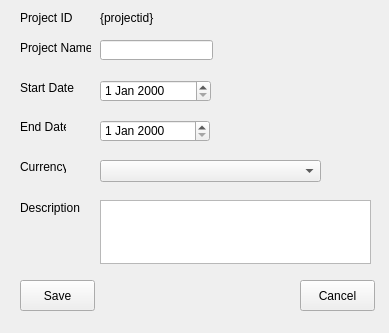
Before: the Qt Designer form open-ihm/gui/designs/ui_editproject_details.ui in snim2mirror/openihm, drawn with Qt 5.
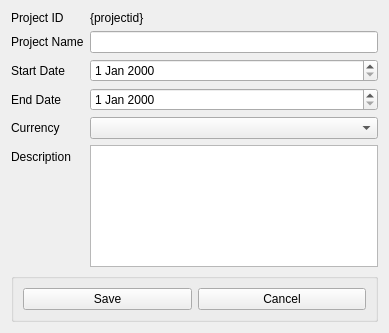
After: the same form once the commit is applied.

Commit message: Added layout manager to most dialogs. One report and all tabbed dialogs still to go.

The edit to the form file:
```diff
--- a/open-ihm/gui/designs/ui_editproject_details.ui
+++ b/open-ihm/gui/designs/ui_editproject_details.ui
@@ -19,173 +19,95 @@
   <property name="windowTitle">
    <string>Edit Project Details</string>
   </property>
-  <widget class="QPushButton" name="cmdSave">
-   <property name="geometry">
-    <rect>
-     <x>20</x>
-     <y>280</y>
-     <width>75</width>
-     <height>31</height>
-    </rect>
-   </property>
-   <property name="text">
-    <string>Save</string>
-   </property>
-  </widget>
-  <widget class="QPushButton" name="cmdCancel">
-   <property name="geometry">
-    <rect>
-     <x>300</x>
-     <y>280</y>
-     <width>75</width>
-     <height>31</height>
-    </rect>
-   </property>
-   <property name="text">
-    <string>Cancel</string>
-   </property>
-  </widget>
-  <widget class="QLabel" name="label">
-   <property name="geometry">
-    <rect>
-     <x>20</x>
-     <y>10</y>
-     <width>71</width>
-     <height>16</height>
-    </rect>
-   </property>
-   <property name="text">
-    <string>Project ID</string>
-   </property>
-  </widget>
-  <widget class="QLineEdit" name="txtProjectName">
-   <property name="geometry">
-    <rect>
-     <x>100</x>
-     <y>40</y>
-     <width>113</width>
-     <height>20</height>
-    </rect>
-   </property>
-  </widget>
-  <widget class="QLabel" name="label_2">
-   <property name="geometry">
-    <rect>
-     <x>20</x>
-     <y>40</y>
-     <width>71</width>
-     <height>16</height>
-    </rect>
-   </property>
-   <property name="text">
-    <string>Project Name</string>
-   </property>
-  </widget>
-  <widget class="QLabel" name="label_3">
-   <property name="geometry">
-    <rect>
-     <x>20</x>
-     <y>80</y>
-     <width>61</width>
-     <height>16</height>
-    </rect>
-   </property>
-   <property name="text">
-    <string>Start Date</string>
-   </property>
-  </widget>
-  <widget class="QDateEdit" name="dtpStartDate">
-   <property name="geometry">
-    <rect>
-     <x>100</x>
-     <y>80</y>
-     <width>111</width>
-     <height>22</height>
-    </rect>
-   </property>
-  </widget>
-  <widget class="QLabel" name="label_4">
-   <property name="geometry">
-    <rect>
-     <x>20</x>
-     <y>120</y>
-     <width>46</width>
-     <height>13</height>
-    </rect>
-   </property>
-   <property name="text">
-    <string>End Date</string>
-   </property>
-  </widget>
-  <widget class="QDateEdit" name="dtpEndDate">
-   <property name="geometry">
-    <rect>
-     <x>100</x>
-     <y>120</y>
-     <width>110</width>
-     <height>22</height>
-    </rect>
-   </property>
-  </widget>
-  <widget class="QLabel" name="label_5">
-   <property name="geometry">
-    <rect>
-     <x>20</x>
-     <y>200</y>
-     <width>61</width>
-     <height>16</height>
-    </rect>
-   </property>
-   <property name="text">
-    <string>Description</string>
-   </property>
-  </widget>
-  <widget class="QTextEdit" name="txtDescription">
-   <property name="geometry">
-    <rect>
-     <x>100</x>
-     <y>200</y>
-     <width>271</width>
-     <height>64</height>
-    </rect>
-   </property>
-  </widget>
-  <widget class="QLabel" name="lblProjectID">
-   <property name="geometry">
-    <rect>
-     <x>100</x>
-     <y>10</y>
-     <width>61</width>
-     <height>16</height>
-    </rect>
-   </property>
-   <property name="text">
-    <string>{projectid}</string>
-   </property>
-  </widget>
-  <widget class="QLabel" name="label_6">
-   <property name="geometry">
-    <rect>
-     <x>20</x>
-     <y>160</y>
-     <width>46</width>
-     <height>13</height>
-    </rect>
-   </property>
-   <property name="text">
-    <string>Currency</string>
-   </property>
-  </widget>
-  <widget class="QComboBox" name="cmbCurrency">
-   <property name="geometry">
-    <rect>
-     <x>100</x>
-     <y>160</y>
-     <width>221</width>
-     <height>22</height>
-    </rect>
-   </property>
-  </widget>
+  <layout class="QFormLayout" name="formLayout">
+   <item row="0" column="0">
+    <widget class="QLabel" name="label">
+     <property name="text">
+      <string>Project ID</string>
+     </property>
+    </widget>
+   </item>
+   <item row="0" column="1">
+    <widget class="QLabel" name="lblProjectID">
+     <property name="text">
+      <string>{projectid}</string>
+     </property>
+    </widget>
+   </item>
+   <item row="1" column="0">
+    <widget class="QLabel" name="label_2">
+     <property name="text">
+      <string>Project Name</string>
+     </property>
+    </widget>
+   </item>
+   <item row="1" column="1">
+    <widget class="QLineEdit" name="txtProjectName"/>
+   </item>
+   <item row="2" column="0">
+    <widget class="QLabel" name="label_3">
+     <property name="text">
+      <string>Start Date</string>
+     </property>
+    </widget>
+   </item>
+   <item row="2" column="1">
+    <widget class="QDateEdit" name="dtpStartDate"/>
+   </item>
+   <item row="3" column="0">
+    <widget class="QLabel" name="label_4">
+     <property name="text">
+      <string>End Date</string>
+     </property>
+    </widget>
+   </item>
+   <item row="3" column="1">
+    <widget class="QDateEdit" name="dtpEndDate"/>
+   </item>
+   <item row="4" column="0">
+    <widget class="QLabel" name="label_6">
+     <property name="text">
+      <string>Currency</string>
+     </property>
+    </widget>
+   </item>
+   <item row="4" column="1">
+    <widget class="QComboBox" name="cmbCurrency"/>
+   </item>
+   <item row="5" column="0">
+    <widget class="QLabel" name="label_5">
+     <property name="text">
+      <string>Description</string>
+     </property>
+    </widget>
+   </item>
+   <item row="5" column="1">
+    <widget class="QTextEdit" name="txtDescription"/>
+   </item>
+   <item row="6" column="0" colspan="2">
+    <widget class="QGroupBox" name="groupBox">
+     <property name="title">
+      <string/>
+     </property>
+     <layout class="QHBoxLayout" name="horizontalLayout">
+      <item>
+       <widget class="QPushButton" name="cmdSave">
+        <property name="text">
+         <string>Save</string>
+        </property>
+       </widget>
+      </item>
+      <item>
+       <widget class="QPushButton" name="cmdCancel">
+        <property name="text">
+         <string>Cancel</string>
+        </property>
+       </widget>
+      </item>
+     </layout>
+    </widget>
+   </item>
+  </layout>
  </widget>
  <tabstops>
   <tabstop>txtProjectName</tabstop>
```
Left out of the diff: 42 changed lines with no effect on the pictures. The commit also changes 97 other files.
